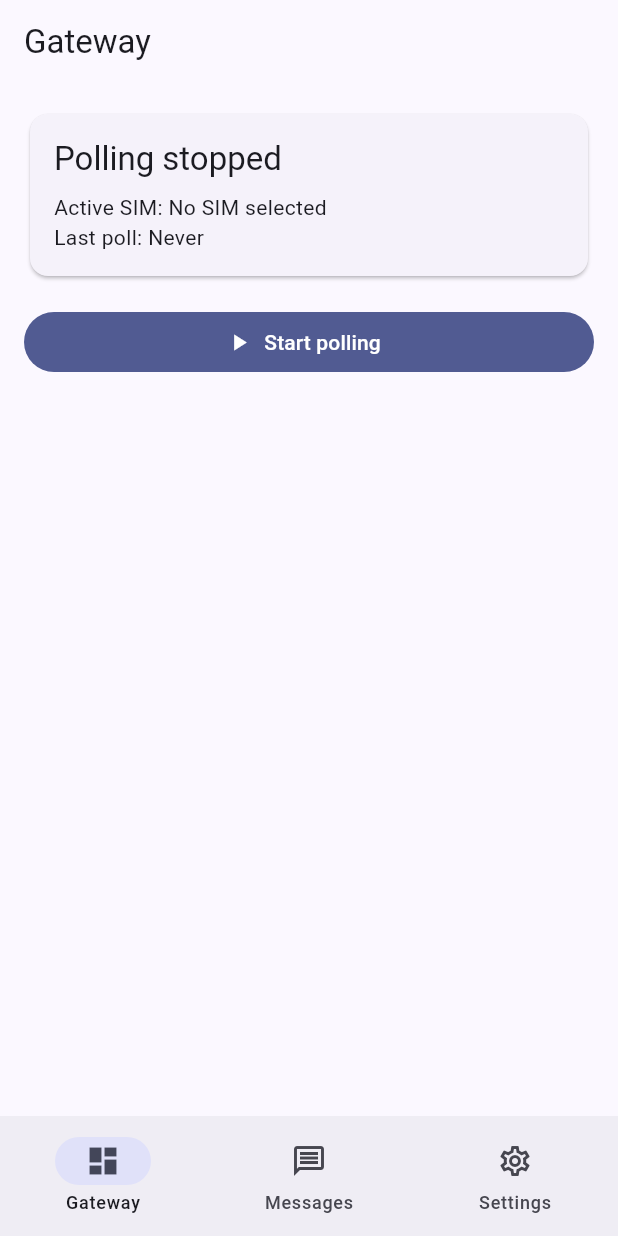
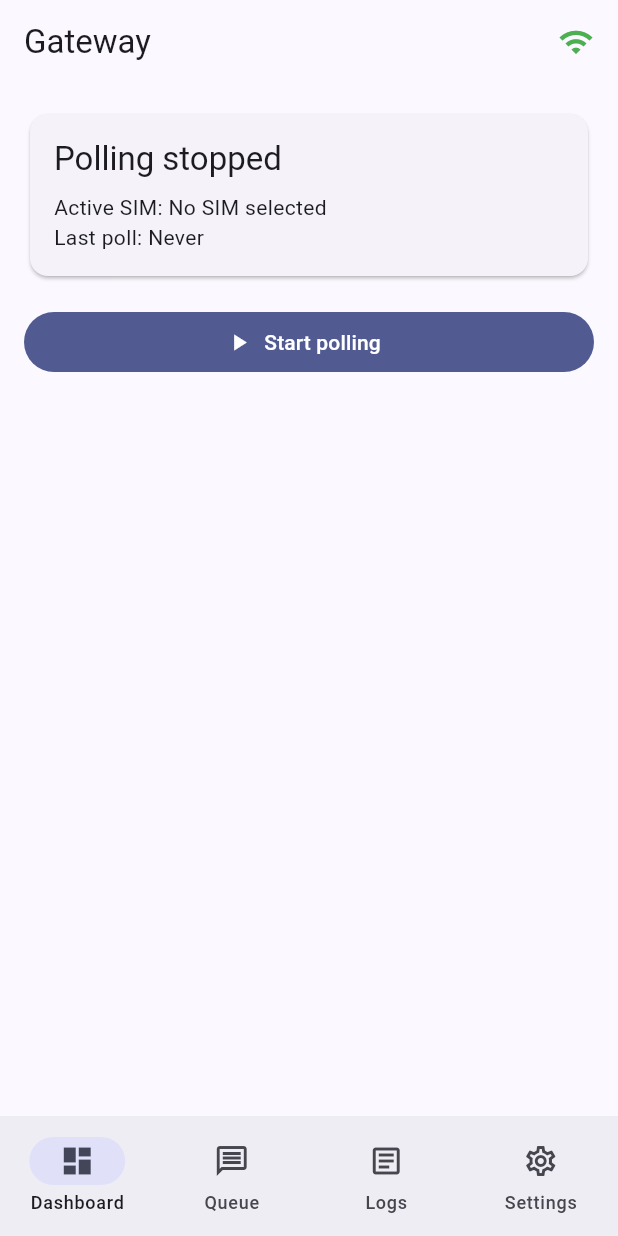
Before and after one commit to josephssebalamu-cmd/smsgateway, a Flutter app: the screen it shows after launch, after a tap on "Start polling", on a phone screen of 412 x 824 dp. Run offline on Flutter 3.47's test engine with Material 3 defaults, Android fonts, the phone set to English and light mode, and no system bars; our stand-ins replace connectivity_plus, flutter_dotenv, permission_handler, shared_preferences, supabase_flutter; missing offline and left inert: flutter_background, receive_sms, telephony; accounts and stored records are empty; statements that could not run were skipped.

Commit message:
feat: add SGW gatekeeper, instant auto-reply, queue manager, and logs

```diff
--- a/lib/main.dart
+++ b/lib/main.dart
@@ -3,6 +3,7 @@ import 'package:shared_preferences/shared_preferences.dart';
 
 import 'screens/home_screen.dart';
 import 'screens/messages_screen.dart';
+import 'screens/log_screen.dart';
 import 'screens/settings_screen.dart';
 import 'supabase_client.dart';
 
@@ -42,7 +43,12 @@ class GatewayShell extends StatefulWidget {
 class _GatewayShellState extends State<GatewayShell> {
   int _index = 0;
 
-  static const _screens = [HomeScreen(), MessagesScreen(), SettingsScreen()];
+  static const _screens = [
+    HomeScreen(),
+    MessagesScreen(),
+    LogScreen(),
+    SettingsScreen(),
+  ];
 
   @override
   Widget build(BuildContext context) {
@@ -55,12 +61,17 @@ class _GatewayShellState extends State<GatewayShell> {
           NavigationDestination(
             icon: Icon(Icons.dashboard_outlined),
             selectedIcon: Icon(Icons.dashboard),
-            label: 'Gateway',
+            label: 'Dashboard',
           ),
           NavigationDestination(
             icon: Icon(Icons.message_outlined),
             selectedIcon: Icon(Icons.message),
-            label: 'Messages',
+            label: 'Queue',
+          ),
+          NavigationDestination(
+            icon: Icon(Icons.article_outlined),
+            selectedIcon: Icon(Icons.article),
+            label: 'Logs',
           ),
           NavigationDestination(
             icon: Icon(Icons.settings_outlined),
--- a/lib/screens/home_screen.dart
+++ b/lib/screens/home_screen.dart
@@ -1,3 +1,6 @@
+import 'dart:async';
+
+import 'package:connectivity_plus/connectivity_plus.dart';
 import 'package:flutter/material.dart';
 import 'package:shared_preferences/shared_preferences.dart';
 
@@ -14,13 +17,35 @@ class HomeScreen extends StatefulWidget {
 class _HomeScreenState extends State<HomeScreen> {
   final PollingService _polling = PollingService();
   final SmsReceiverService _receiver = SmsReceiverService();
+  StreamSubscription<List<ConnectivityResult>>? _connectivitySubscription;
   String _activeSim = 'No SIM selected';
+  bool _connected = true;
 
   @override
   void initState() {
     super.initState();
     _loadActiveSim();
     _receiver.start();
+    _listenForConnectivity();
+  }
+
+  void _listenForConnectivity() {
+    _connectivitySubscription = Connectivity().onConnectivityChanged.listen((
+      results,
+    ) async {
+      final connected =
+          results.isNotEmpty &&
+          !results.every((r) => r == ConnectivityResult.none);
+      if (!mounted) return;
+      setState(() => _connected = connected);
+      if (connected && !_polling.isPolling) {
+        await _polling.start();
+        if (mounted) setState(() {});
+      } else if (!connected && _polling.isPolling) {
+        await _polling.stop();
+        if (mounted) setState(() {});
+      }
+    });
   }
 
   Future<void> _loadActiveSim() async {
@@ -34,7 +59,18 @@ class _HomeScreenState extends State<HomeScreen> {
   @override
   Widget build(BuildContext context) {
     return Scaffold(
-      appBar: AppBar(title: const Text('Gateway')),
+      appBar: AppBar(
+        title: const Text('Gateway'),
+        actions: [
+          Padding(
+            padding: const EdgeInsets.only(right: 16),
+            child: Icon(
+              Icons.wifi,
+              color: _connected ? Colors.green : Colors.red,
+            ),
+          ),
+        ],
+      ),
       body: ListView(
         padding: const EdgeInsets.all(16),
         children: [
@@ -77,6 +113,7 @@ class _HomeScreenState extends State<HomeScreen> {
 
   @override
   void dispose() {
+    _connectivitySubscription?.cancel();
     _receiver.stop();
     super.dispose();
   }
--- /dev/null
+++ b/lib/utils/app_logger.dart
@@ -0,0 +1,39 @@
+import 'package:flutter/foundation.dart';
+
+enum LogLevel { info, success, error }
+
+class LogEntry {
+  final DateTime timestamp;
+  final LogLevel level;
+  final String message;
+
+  const LogEntry({
+    required this.timestamp,
+    required this.level,
+    required this.message,
+  });
+}
+
+class AppLogger {
+  AppLogger._();
+
+  static final AppLogger instance = AppLogger._();
+
+  final ValueNotifier<List<LogEntry>> logs = ValueNotifier<List<LogEntry>>(
+    const [],
+  );
+
+  void info(String message) => _add(LogLevel.info, message);
+  void success(String message) => _add(LogLevel.success, message);
+  void error(String message) => _add(LogLevel.error, message);
+
+  void _add(LogLevel level, String message) {
+    final entry = LogEntry(
+      timestamp: DateTime.now(),
+      level: level,
+      message: message,
+    );
+    final updated = [entry, ...logs.value];
+    logs.value = updated.length > 100 ? updated.take(100).toList() : updated;
+  }
+}
--- a/pubspec.yaml
+++ b/pubspec.yaml
@@ -41,6 +41,8 @@ dependencies:
   permission_handler: ^13.0.2
   shared_preferences: ^2.5.5
   flutter_dotenv: ^6.0.2
+  uuid: ^4.5.1
+  connectivity_plus: ^6.1.4
 
 dev_dependencies:
   flutter_test:
```
Also changed, not shown: lib/screens/log_screen.dart (added, +43 -0 lines), lib/screens/messages_screen.dart (+39 -5 lines), lib/services/polling_service.dart (+22 -13 lines), lib/services/sms_receiver_service.dart (+46 -12 lines), lib/utils/command_parser.dart (+41 -17 lines), pubspec.lock, 3 other files.
